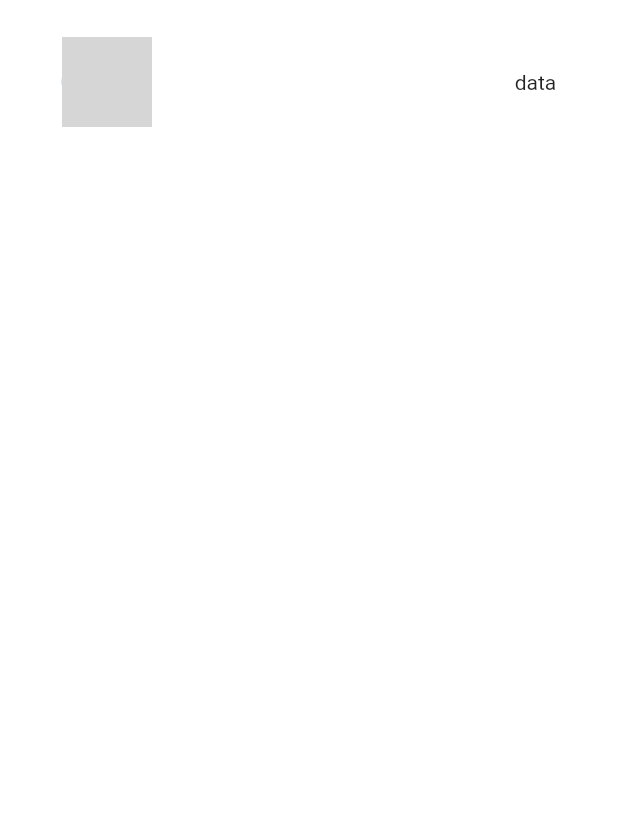
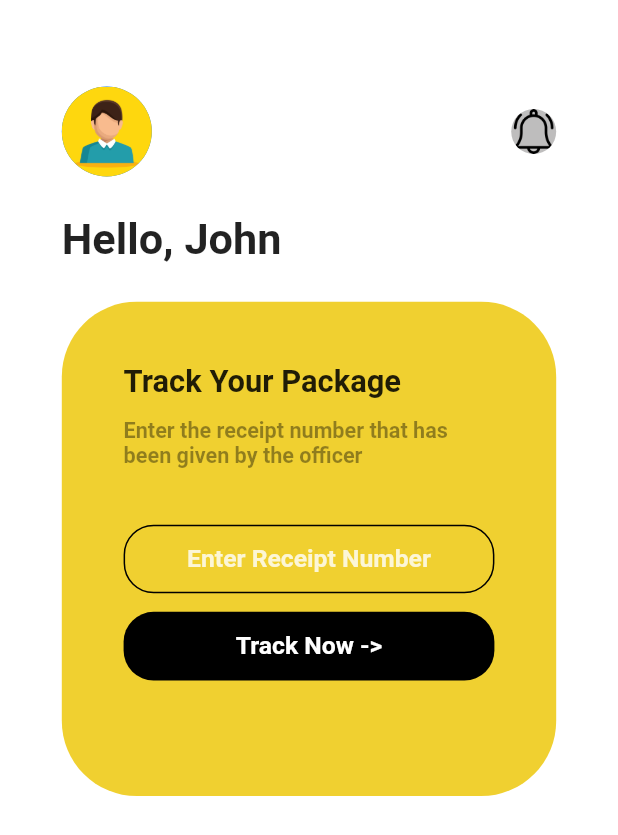
Before and after one commit to Yogabayu/PaketKUv2, a Flutter app: the screen it shows after launch, after a tap on "Sign in with Google", on a phone screen of 412 x 824 dp. Shown: the top 835 px of the screen. Run offline on Flutter 3.47's test engine with Material 2 defaults, Android fonts, the phone set to English and light mode, and no system bars; our stand-ins replace get, get_storage; grey boxes are pictures that could not be loaded.

Commit message:
dashboard

```diff
--- a/lib/page/dashboard.dart
+++ b/lib/page/dashboard.dart
@@ -23,21 +23,158 @@ class _DashboardState extends State<Dashboard> {
           children: [
             Container(
               margin: EdgeInsets.only(
-                  left: width * 0.1, right: width * 0.1, top: height * 0.03),
+                  left: width * 0.1, right: width * 0.1, top: height * 0.07),
               child: Row(
                 mainAxisAlignment: MainAxisAlignment.spaceBetween,
                 children: [
                   GestureDetector(
+                    onTap: () => {
+                      print("user"),
+                    },
                     child: CircleAvatar(
-                      radius: 30,
-                      backgroundImage: NetworkImage(
-                          "https://www.freepik.com/free-vector/businessman-character-avatar-isolated_6769264.htm#query=user&from_query=user%20png&position=0&from_view=search"),
+                      backgroundImage: AssetImage('assets/image/user.jpg'),
+                      radius: 30, //Text
                     ),
                   ),
-                  Text("data"),
+                  GestureDetector(
+                    onTap: () => {
+                      print("notif clicked"),
+                    },
+                    child: CircleAvatar(
+                      backgroundColor: Color.fromARGB(225, 181, 180, 180),
+                      backgroundImage:
+                          AssetImage('assets/image/notification.png'),
+                      radius: 15, //Text
+                    ),
+                  ),
                 ],
               ),
             ),
+            SizedBox(
+              height: height * 0.03,
+            ),
+            Container(
+              margin: EdgeInsets.only(left: width * 0.1),
+              child: Text(
+                "Hello, John",
+                style: TextStyle(
+                  fontSize: width * 0.07,
+                  fontWeight: FontWeight.bold,
+                ),
+              ),
+            ),
+            SizedBox(
+              height: height * 0.03,
+            ),
+            Container(
+                height: height * 0.4,
+                margin: EdgeInsets.only(
+                  left: width * 0.1,
+                  right: width * 0.1,
+                ),
+                decoration: new BoxDecoration(
+                  borderRadius: new BorderRadius.only(
+                    bottomLeft: Radius.circular(50),
+                    bottomRight: Radius.circular(50),
+                    topLeft: Radius.circular(50),
+                    topRight: Radius.circular(50),
+                  ),
+                  color: Color.fromARGB(255, 240, 208, 48),
+                ),
+                child: Column(
+                  crossAxisAlignment: CrossAxisAlignment.start,
+                  mainAxisAlignment: MainAxisAlignment.start,
+                  children: [
+                    Container(
+                      margin: EdgeInsets.only(
+                        top: width * 0.1,
+                        left: width * 0.1,
+                        right: width * 0.1,
+                      ),
+                      child: Text(
+                        "Track Your Package",
+                        style: TextStyle(
+                          fontSize: width * 0.05,
+                          fontWeight: FontWeight.bold,
+                        ),
+                      ),
+                    ),
+                    Container(
+                      margin: EdgeInsets.only(
+                        top: width * 0.03,
+                        left: width * 0.1,
+                        right: width * 0.1,
+                      ),
+                      child: Text(
+                        "Enter the receipt number that has been given by the officer",
+                        style: TextStyle(
+                          color: Colors.black.withOpacity(0.4),
+                          fontSize: width * 0.035,
+                          fontWeight: FontWeight.bold,
+                        ),
+                      ),
+                    ),
+                    InkWell(
+                      child: Container(
+                          width: width * 2,
+                          height: height / 18,
+                          margin: EdgeInsets.only(
+                            top: width * 0.09,
+                            left: width * 0.1,
+                            right: width * 0.1,
+                          ),
+                          decoration: BoxDecoration(
+                            borderRadius: BorderRadius.circular(20),
+                            border: Border.all(color: Colors.black),
+                          ),
+                          child: Center(
+                              child: Row(
+                            mainAxisAlignment: MainAxisAlignment.spaceEvenly,
+                            children: <Widget>[
+                              Text(
+                                'Enter Receipt Number',
+                                style: TextStyle(
+                                    fontSize: height * 0.02,
+                                    fontWeight: FontWeight.bold,
+                                    color: Colors.white.withOpacity(0.8)),
+                              ),
+                            ],
+                          ))),
+                      onTap: () => {
+                        print("object"),
+                      },
+                    ),
+                    InkWell(
+                      child: Container(
+                          width: width * 2,
+                          height: height / 18,
+                          margin: EdgeInsets.only(
+                            top: width * 0.03,
+                            left: width * 0.1,
+                            right: width * 0.1,
+                          ),
+                          decoration: BoxDecoration(
+                              borderRadius: BorderRadius.circular(20),
+                              color: Colors.black),
+                          child: Center(
+                              child: Row(
+                            mainAxisAlignment: MainAxisAlignment.spaceEvenly,
+                            children: <Widget>[
+                              Text(
+                                'Track Now ->',
+                                style: TextStyle(
+                                    fontSize: height * 0.02,
+                                    fontWeight: FontWeight.bold,
+                                    color: Colors.white),
+                              ),
+                            ],
+                          ))),
+                      onTap: () => {
+                        print("object"),
+                      },
+                    ),
+                  ],
+                )),
           ],
         ),
       ),
```
Also changed, not shown: assets/image/notification.png (added), assets/image/user.jpg (added).
